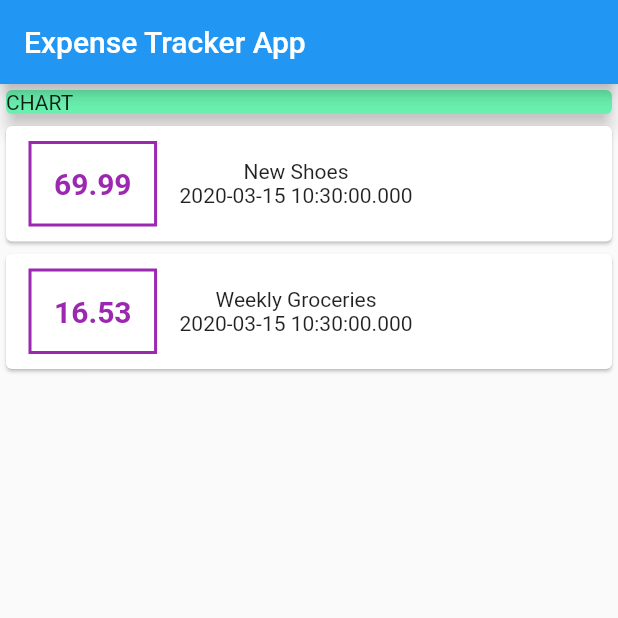
After one commit to deepakpalsingh/flutter, a Flutter app: the HomePage screen opened directly, on a phone screen of 412 x 824 dp, the top half of it. The commit adds this screen. Run offline on Flutter 3.47's test engine with Material 2 defaults, Android fonts, the phone set to English and light mode, and no system bars.

Commit message:
Expense Tracker App: Commit #1

```diff
--- /dev/null
+++ b/expense_tracker/lib/main.dart
@@ -0,0 +1,90 @@
+import 'package:flutter/material.dart';
+
+import './transaction.dart';
+
+void main() => runApp(ExpenseTrackerApp());
+
+class ExpenseTrackerApp extends StatelessWidget {
+  @override
+  Widget build(BuildContext context) {
+    return MaterialApp(
+      title: 'Expense Tracker App',
+      home: HomePage(),
+    );
+  }
+}
+
+class HomePage extends StatelessWidget {
+  final List<Transaction> transactions = [
+    Transaction(
+      id: 't1',
+      title: 'New Shoes',
+      amount: 69.99,
+      date: DateTime.now(),
+    ),
+    Transaction(
+      id: 't2',
+      title: 'Weekly Groceries',
+      amount: 16.53,
+      date: DateTime.now(),
+    ),
+  ];
+
+  @override
+  Widget build(BuildContext context) {
+    return Scaffold(
+      appBar: AppBar(
+        title: Text('Expense Tracker App'),
+      ),
+      body: Column(
+        children: <Widget>[
+          Container(
+            child: Card(
+              child: Text('CHART'),
+              color: Colors.greenAccent,
+              elevation: 5,
+            ),
+            width: double.infinity,
+          ),
+          Column(
+            children: transactions.map((tx) {
+              return Card(
+                child: Row(
+                  children: <Widget>[
+                    Container(
+                      child: Text(
+                        tx.amount.toString(),
+                        style: TextStyle(
+                          fontWeight: FontWeight.bold,
+                          fontSize: 20,
+                          color: Colors.purple,
+                        ),
+                      ),
+                      margin: EdgeInsets.symmetric(
+                        vertical: 10,
+                        horizontal: 15,
+                      ),
+                      decoration: BoxDecoration(
+                        border: Border.all(
+                          color: Colors.purple,
+                          width: 2,
+                        ),
+                      ),
+                      padding: EdgeInsets.all(15),
+                    ),
+                    Column(
+                      children: <Widget>[
+                        Text(tx.title),
+                        Text(tx.date.toString()),
+                      ],
+                    ),
+                  ],
+                ),
+              );
+            }).toList(),
+          ),
+        ],
+      ),
+    );
+  }
+}
--- /dev/null
+++ b/expense_tracker/lib/transaction.dart
@@ -0,0 +1,15 @@
+import 'package:flutter/material.dart';
+
+class Transaction {
+  final String id;
+  final String title;
+  final double amount;
+  final DateTime date;
+
+  Transaction({
+    @required this.id,
+    @required this.title,
+    @required this.amount,
+    @required this.date,
+  });
+}
--- a/quiz_app/lib/main.dart
+++ b/quiz_app/lib/main.dart
@@ -10,6 +10,7 @@ void main() => runApp(MyApp());
 
 class MyApp extends StatefulWidget {
   @override
+
   State<StatefulWidget> createState() {
     // TODO: implement createState
     return _MyAppState();
```
Also changed, not shown: expense_tracker/pubspec.yaml (added, +72 -0 lines), expense_tracker/pubspec.lock (added), 55 other files.
